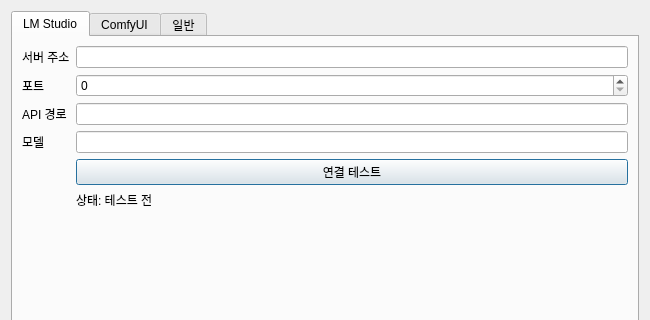
The window that ui/settings/settings_window.ui (Donian-kor/4cut_LocalComic_Studio) describes before a commit, drawn with Qt 5; both pictures show x 0 to 650 and y 0 to 320 of the 650 by 500 pixel window.
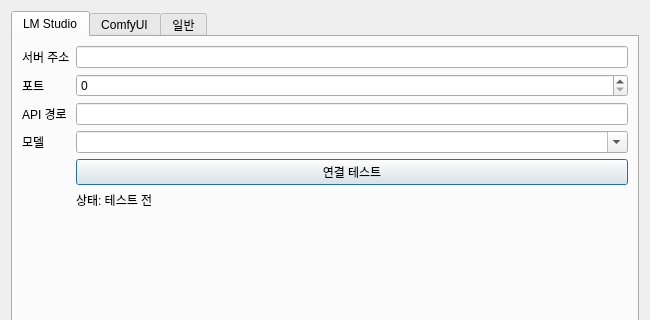
The same window after the commit.

What changed in the file:
```diff
--- a/ui/settings/settings_window.ui
+++ b/ui/settings/settings_window.ui
@@ -15,7 +15,7 @@
       <item row="2" column="0"><widget class="QLabel" name="lmApiLabel"><property name="text"><string>API 경로</string></property></widget></item>
       <item row="2" column="1"><widget class="QLineEdit" name="lmApiEdit"/></item>
       <item row="3" column="0"><widget class="QLabel" name="lmModelLabel"><property name="text"><string>모델</string></property></widget></item>
-      <item row="3" column="1"><widget class="QLineEdit" name="lmModelEdit"/></item>
+      <item row="3" column="1"><widget class="QComboBox" name="lmModelCombo"><property name="editable"><bool>true</bool></property></widget></item>
       <item row="4" column="1"><widget class="QPushButton" name="lmTestButton"><property name="text"><string>연결 테스트</string></property></widget></item>
       <item row="5" column="1"><widget class="QLabel" name="lmStatusLabel"><property name="text"><string>상태: 테스트 전</string></property></widget></item>
      </layout>
```
